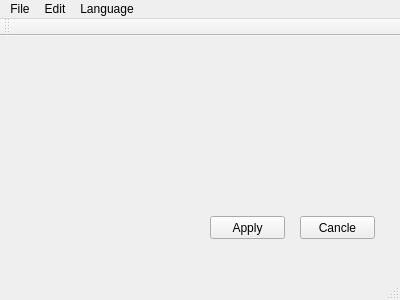
Old version of the form Multilingual/mainwindow.ui in the repository G-W-T/truelanguage.
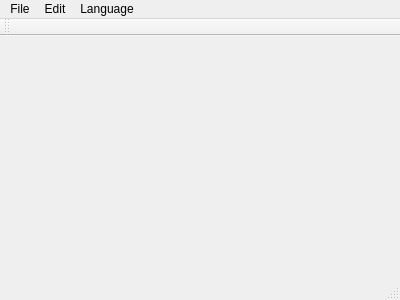
New version of the form.

Patch:
```diff
--- a/Multilingual/mainwindow.ui
+++ b/Multilingual/mainwindow.ui
@@ -13,34 +13,7 @@
   <property name="windowTitle">
    <string>MainWindow</string>
   </property>
-  <widget class="QWidget" name="centralWidget">
-   <widget class="QPushButton" name="pushButton">
-    <property name="geometry">
-     <rect>
-      <x>210</x>
-      <y>180</y>
-      <width>75</width>
-      <height>23</height>
-     </rect>
-    </property>
-    <property name="text">
-     <string>Apply</string>
-    </property>
-   </widget>
-   <widget class="QPushButton" name="pushButton_2">
-    <property name="geometry">
-     <rect>
-      <x>300</x>
-      <y>180</y>
-      <width>75</width>
-      <height>23</height>
-     </rect>
-    </property>
-    <property name="text">
-     <string>Cancle</string>
-    </property>
-   </widget>
-  </widget>
+  <widget class="QWidget" name="centralWidget"/>
   <widget class="QMenuBar" name="menuBar">
    <property name="geometry">
     <rect>
```
